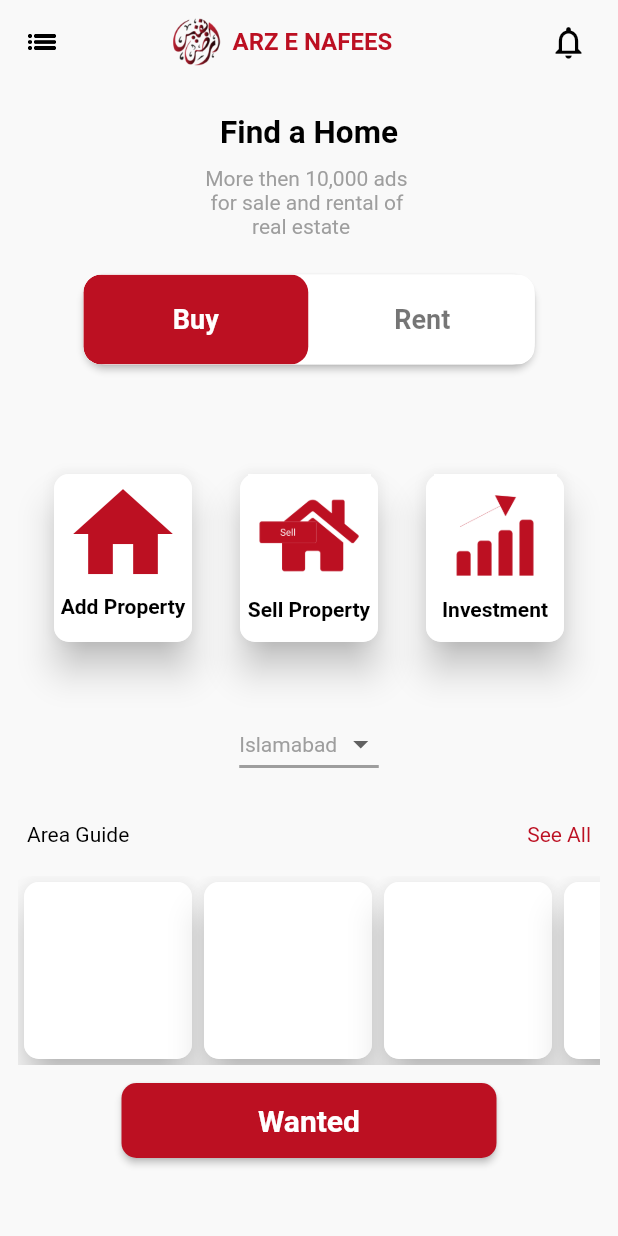
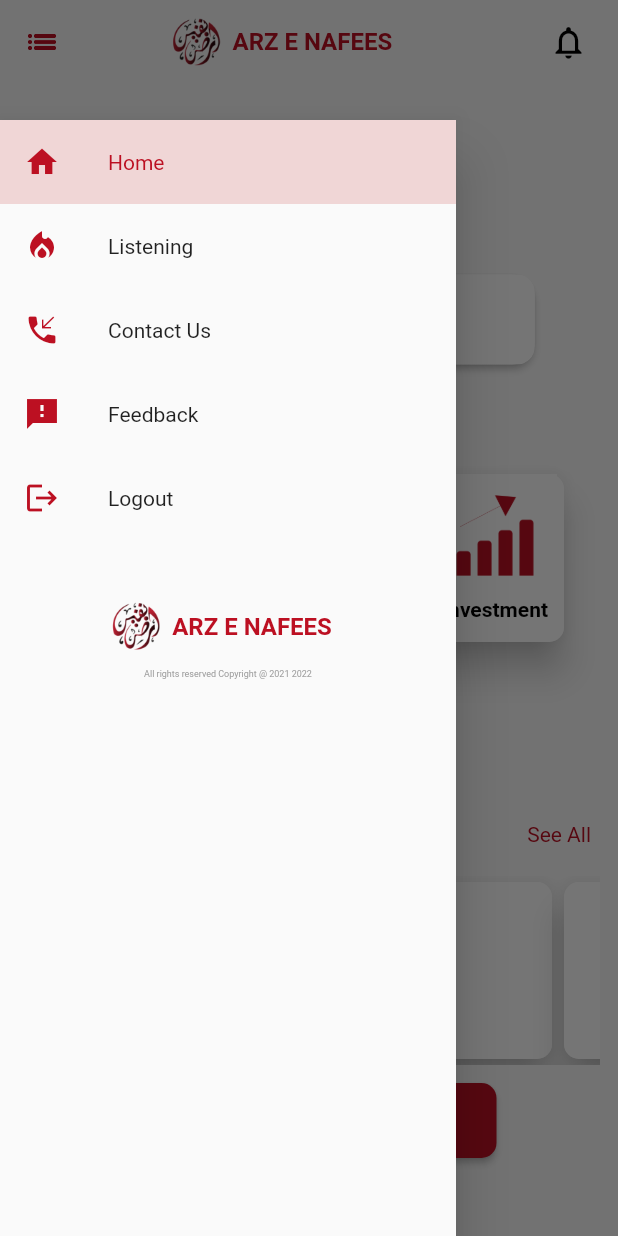
Before and after one commit to AliPunjabi/ArzeNafees, a Flutter app: the HomeScreen screen opened directly, with the side drawer open (before the commit the screen has no drawer), on a phone screen of 412 x 824 dp. Run offline on Flutter 3.47's test engine with Material 2 defaults, Android fonts, the light colour scheme and no system bars; drawn by our look-alikes of toggle_switch; our stand-ins replace connectivity, firebase_auth, firebase_core, fluttertoast; accounts and stored records are empty.

Commit message:
Drawer Implemented

```diff
--- a/lib/Screens/homescreen.dart
+++ b/lib/Screens/homescreen.dart
@@ -12,7 +12,73 @@
   Widget build(BuildContext context) {
     return Scaffold(
       backgroundColor: Constants.coloroffWhite,
+      drawer: Padding(
+        padding: const EdgeInsets.fromLTRB(0, 80, 0, 0),
+        child: Drawer(
+          child: Column(
+            children: [
+              Container(
+                color: Color.fromARGB(255, 240, 214, 214),
+                child: ListTile(
+                  leading: Icon(Icons.home_sharp, color: Constants.colorMain),
+                  title: Text(
+                    'Home',
+                    style: TextStyle(color: Constants.colorMain),
+                  ),
+                ),
+              ),
+              ListTile(
+                leading: Icon(Icons.local_fire_department,
+                    color: Constants.colorMain),
+                title: Text('Listening'),
+              ),
+              ListTile(
+                leading: Icon(Icons.phone_callback, color: Constants.colorMain),
+                title: Text('Contact Us'),
+              ),
+              ListTile(
+                leading: Icon(Icons.feedback_sharp, color: Constants.colorMain),
+                title: Text('Feedback'),
+              ),
+              ListTile(
+                leading: Icon(Icons.logout, color: Constants.colorMain),
+                title: Text('Logout'),
+              ),
+              SizedBox(
+                height: 40,
+              ),
+              Row(
+                mainAxisAlignment: MainAxisAlignment.center,
+                children: [
+                  Image.asset(
+                    'assets/images/logo.png',
+                    fit: BoxFit.contain,
+                    height: 32,
+                  ),
+                  Padding(
+                    padding: const EdgeInsets.all(8.0),
+                    child: Text(
+                      "ARZ E NAFEES",
+                      style: TextStyle(
+                          fontFamily: 'Roboto',
+                          fontWeight: FontWeight.bold,
+                          fontSize: 16,
+                          color: Constants.colorMain),
+                    ),
+                  ),
+                ],
+              ),
+              SizedBox(
+                height: 10,
+              ),
+              Text('All rights reserved Copyright @ 2021 2022',
+                  style: TextStyle(color: Colors.grey, fontSize: 6))
+            ],
+          ),
+        ),
+      ),
       appBar: AppBar(
+          iconTheme: IconThemeData(color: Constants.colorMain),
           elevation: 0,
           backgroundColor: Constants.coloroffWhite,
           title: Padding(
@@ -38,12 +104,11 @@
               ],
             ),
           ),
-          automaticallyImplyLeading: false,
-          leading: GestureDetector(
-            onTap: () {},
-            child: Icon(
-              Icons.list_sharp,
-              color: Colors.black,
+          //automaticallyImplyLeading: false,
+          leading: Builder(
+            builder: (context) => IconButton(
+              icon: new Icon(Icons.list_sharp),
+              onPressed: () => Scaffold.of(context).openDrawer(),
             ),
           ),
           actions: <Widget>[
```
